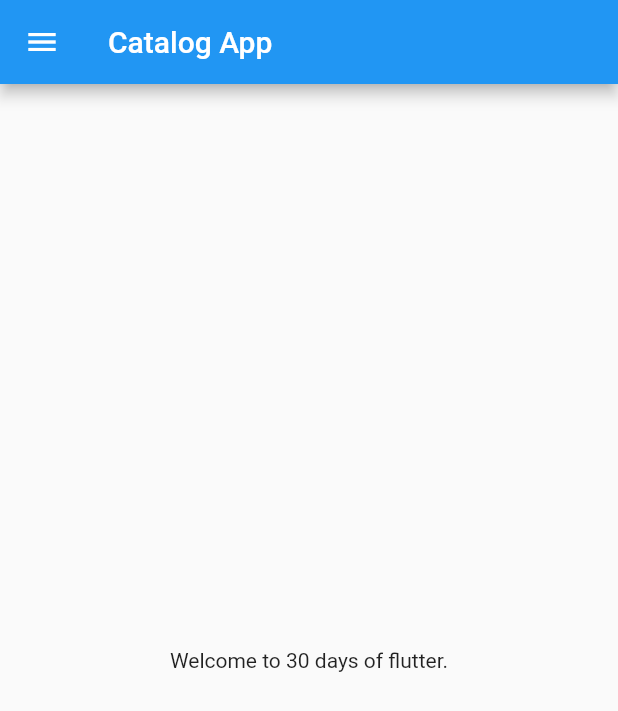
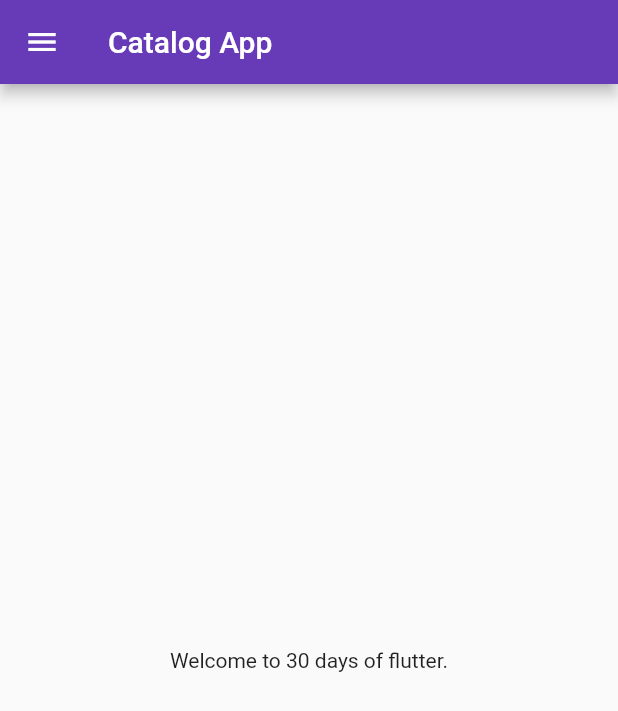
Before and after one commit to AnantKumawat22/Catalog-App, a Flutter app: the screen it shows after launch, on a phone screen of 412 x 824 dp. Shown: the top 711 px of the screen. Run offline on Flutter 3.47's test engine with Material 2 defaults, Android fonts, the phone set to English and light mode, and no system bars.

Commit message:
Day 3 Completed

```diff
--- a/lib/main.dart
+++ b/lib/main.dart
@@ -1,5 +1,6 @@
 import "package:flutter/material.dart";
-import 'package:flutter_catalog/home_page.dart';
+import 'package:flutter_catalog/pages/home_page.dart';
+import 'package:flutter_catalog/pages/login_page.dart';
 
 void main(){
   runApp(MyApp());
@@ -14,7 +15,20 @@ class MyApp extends StatelessWidget {
   String name = "Anant";
 
     return MaterialApp(
-      home: HomePage()
+      // home: HomePage(),
+      themeMode: ThemeMode.light,
+      theme: ThemeData(
+        primarySwatch: Colors.deepPurple
+      ),
+      darkTheme: ThemeData(
+        brightness: Brightness.dark
+      ),
+      initialRoute: '/home',
+      routes: {
+        "/" :(context) => LoginPage(),
+        "/home" :(context) => HomePage(),
+        "/login" :(context) => LoginPage(),
+      },
     );
   }
 }
```
Also changed, not shown: lib/pages/login_page.dart (added, +20 -0 lines), lib/pages/home_page.dart (renamed from lib/home_page.dart).
